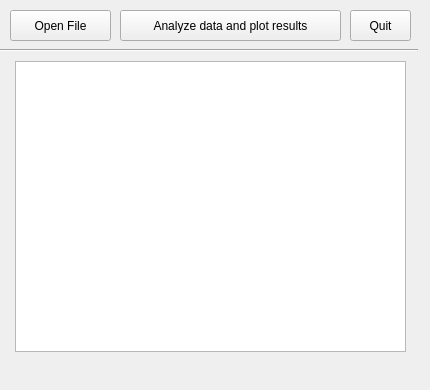
Qt form LSR-Plot-GUI/mainwindow.ui (jakub-witkowski/Plotting_App) before a commit.
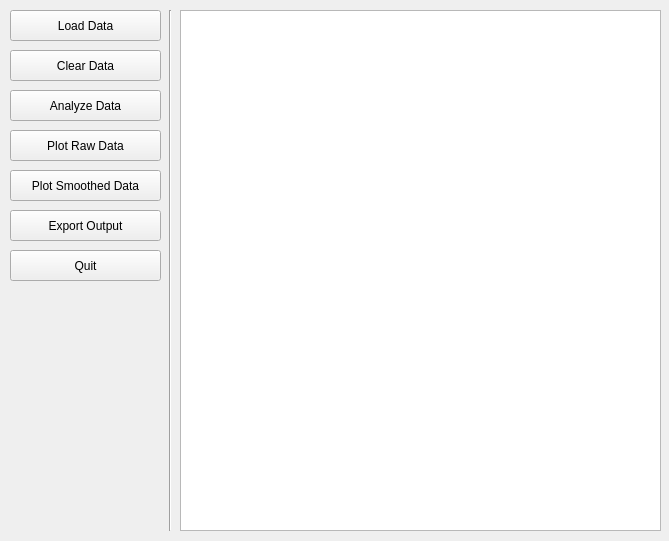
The same form after that commit.

```diff
--- a/LSR-Plot-GUI/mainwindow.ui
+++ b/LSR-Plot-GUI/mainwindow.ui
@@ -6,8 +6,8 @@
    <rect>
     <x>0</x>
     <y>0</y>
-    <width>430</width>
-    <height>390</height>
+    <width>669</width>
+    <height>541</height>
    </rect>
   </property>
   <property name="windowTitle">
@@ -17,10 +17,10 @@
    <widget class="QTableView" name="tableView">
     <property name="geometry">
      <rect>
-      <x>15</x>
-      <y>61</y>
-      <width>391</width>
-      <height>291</height>
+      <x>180</x>
+      <y>10</y>
+      <width>481</width>
+      <height>521</height>
      </rect>
     </property>
    </widget>
@@ -29,33 +29,33 @@
      <rect>
       <x>10</x>
       <y>10</y>
-      <width>101</width>
+      <width>151</width>
       <height>31</height>
      </rect>
     </property>
     <property name="text">
-     <string>Open File</string>
+     <string>Load Data</string>
     </property>
    </widget>
    <widget class="QPushButton" name="pushButton_3">
     <property name="geometry">
      <rect>
-      <x>120</x>
-      <y>10</y>
-      <width>221</width>
+      <x>10</x>
+      <y>90</y>
+      <width>151</width>
       <height>31</height>
      </rect>
     </property>
     <property name="text">
-     <string>Analyze data and plot results</string>
+     <string>Analyze Data</string>
     </property>
    </widget>
    <widget class="QPushButton" name="pushButton_4">
     <property name="geometry">
      <rect>
-      <x>350</x>
-      <y>10</y>
-      <width>61</width>
+      <x>10</x>
+      <y>250</y>
+      <width>151</width>
       <height>31</height>
      </rect>
     </property>
@@ -66,16 +66,77 @@
    <widget class="Line" name="line">
     <property name="geometry">
      <rect>
-      <x>-3</x>
-      <y>40</y>
-      <width>421</width>
-      <height>20</height>
+      <x>160</x>
+      <y>10</y>
+      <width>20</width>
+      <height>521</height>
      </rect>
     </property>
     <property name="orientation">
-     <enum>Qt::Horizontal</enum>
+     <enum>Qt::Vertical</enum>
     </property>
    </widget>
+   <widget class="QPushButton" name="pushButton_2">
+    <property name="geometry">
+     <rect>
+      <x>10</x>
+      <y>50</y>
+      <width>151</width>
+      <height>31</height>
+     </rect>
+    </property>
+    <property name="text">
+     <string>Clear Data</string>
+    </property>
+   </widget>
+   <widget class="QPushButton" name="pushButton_5">
+    <property name="geometry">
+     <rect>
+      <x>10</x>
+      <y>130</y>
+      <width>151</width>
+      <height>31</height>
+     </rect>
+    </property>
+    <property name="text">
+     <string>Plot Raw Data</string>
+    </property>
+   </widget>
+   <widget class="QPushButton" name="pushButton_6">
+    <property name="geometry">
+     <rect>
+      <x>10</x>
+      <y>210</y>
+      <width>151</width>
+      <height>31</height>
+     </rect>
+    </property>
+    <property name="text">
+     <string>Export Output</string>
+    </property>
+   </widget>
+   <widget class="QPushButton" name="pushButton_7">
+    <property name="geometry">
+     <rect>
+      <x>10</x>
+      <y>170</y>
+      <width>151</width>
+      <height>31</height>
+     </rect>
+    </property>
+    <property name="text">
+     <string>Plot Smoothed Data</string>
+    </property>
+   </widget>
+   <zorder>line</zorder>
+   <zorder>tableView</zorder>
+   <zorder>pushButton</zorder>
+   <zorder>pushButton_3</zorder>
+   <zorder>pushButton_4</zorder>
+   <zorder>pushButton_2</zorder>
+   <zorder>pushButton_5</zorder>
+   <zorder>pushButton_6</zorder>
+   <zorder>pushButton_7</zorder>
   </widget>
  </widget>
  <resources/>
```
